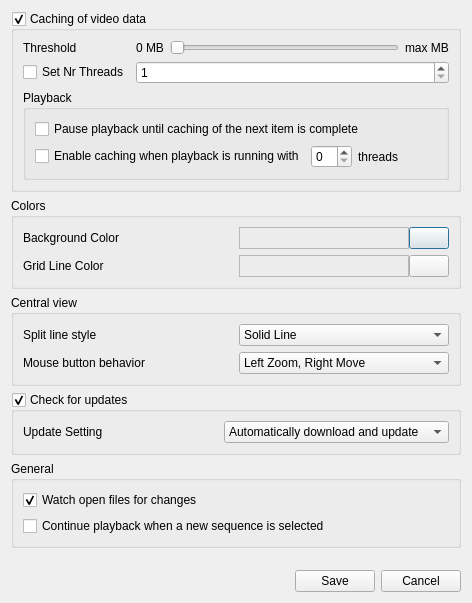
The window that ui/settingsDialog.ui (IENT/YUView) describes before a commit, drawn with Qt 5.
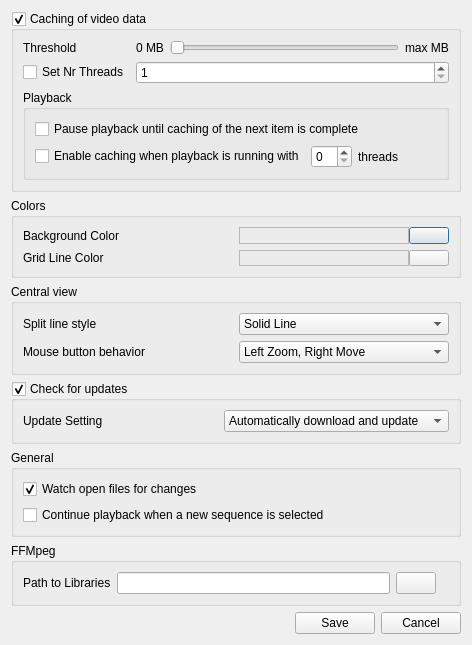
The same window after the commit. Icons and pictures are not drawn. Custom widgets are drawn as their Qt base class.

Commit message: Some more ffmpeg fixes for loading the libraries. A custom path can now be provided.

What changed in the file:
```diff
--- a/ui/settingsDialog.ui
+++ b/ui/settingsDialog.ui
@@ -7,7 +7,7 @@
     <x>0</x>
     <y>0</y>
     <width>468</width>
-    <height>603</height>
+    <height>624</height>
    </rect>
   </property>
   <property name="windowTitle">
@@ -489,6 +489,68 @@
      </layout>
     </widget>
    </item>
+   <item>
+    <widget class="QGroupBox" name="GroupBoxFFMpeg">
+     <property name="title">
+      <string>FFMpeg</string>
+     </property>
+     <layout class="QHBoxLayout" name="horizontalLayout">
+      <item>
+       <widget class="QLabel" name="labelFFmpegPath">
+        <property name="toolTip">
+         <string>Here you can specify a custom path to the ffmpeg libraries. The indicator on the right will indicate if these can be loaded.</string>
+        </property>
+        <property name="whatsThis">
+         <string>Here you can specify a custom path to the ffmpeg libraries. The indicator on the right will indicate if these can be loaded.</string>
+        </property>
+        <property name="text">
+         <string>Path to Libraries</string>
+        </property>
+       </widget>
+      </item>
+      <item>
+       <widget class="QLineEdit" name="lineEditFFmpegPath">
+        <property name="toolTip">
+         <string>Here you can specify a custom path to the ffmpeg libraries. The indicator on the right will indicate if these can be loaded.</string>
+        </property>
+        <property name="whatsThis">
+         <string>Here you can specify a custom path to the ffmpeg libraries. The indicator on the right will indicate if these can be loaded.</string>
+        </property>
+        <property name="readOnly">
+         <bool>true</bool>
+        </property>
+       </widget>
+      </item>
+      <item>
+       <widget class="QPushButton" name="pushButtonFFmpegSelectPath">
+        <property name="toolTip">
+         <string>Here you can specify a custom path to the ffmpeg libraries. The indicator on the right will indicate if these can be loaded.</string>
+        </property>
+        <property name="whatsThis">
+         <string>Here you can specify a custom path to the ffmpeg libraries. The indicator on the right will indicate if these can be loaded.</string>
+        </property>
+        <property name="text">
+         <string/>
+        </property>
+        <property name="icon">
+         <iconset resource="../images/images.qrc">
+          <normaloff>:/img_folder.png</normaloff>:/img_folder.png</iconset>
+        </property>
+       </widget>
+      </item>
+      <item>
+       <widget class="QLabel" name="labelFFmpegFound">
+        <property name="text">
+         <string/>
+        </property>
+        <property name="pixmap">
+         <pixmap resource="../images/images.qrc">:/img_x.png</pixmap>
+        </property>
+       </widget>
+      </item>
+     </layout>
+    </widget>
+   </item>
    <item>
     <spacer name="verticalSpacer">
      <property name="orientation">
```
The commit also changes 16 other files.
